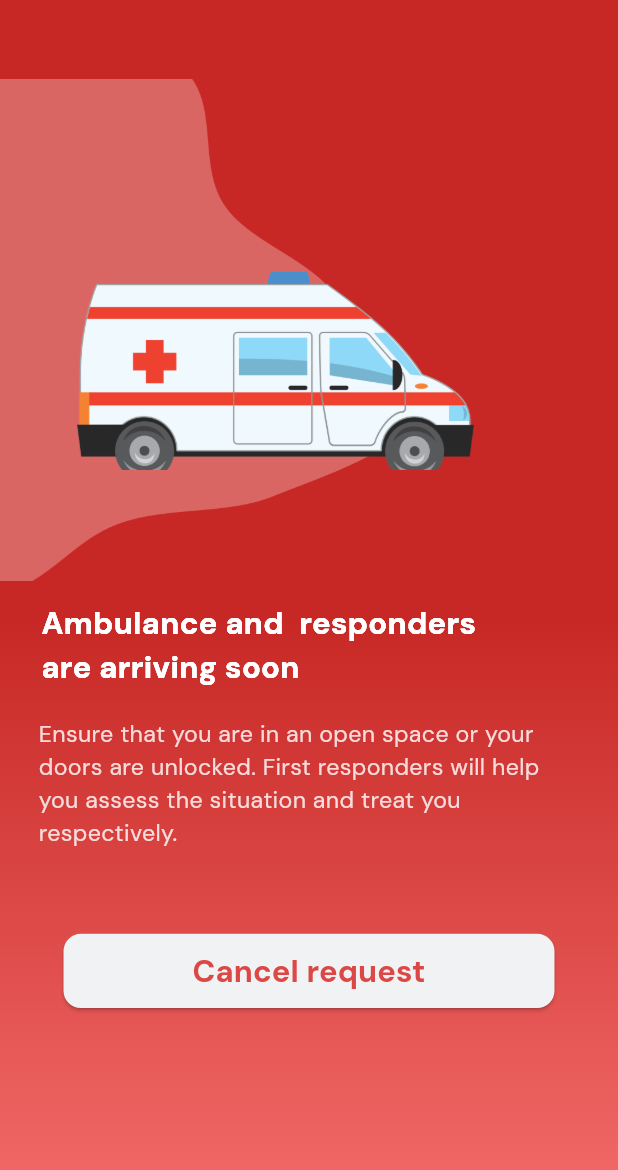
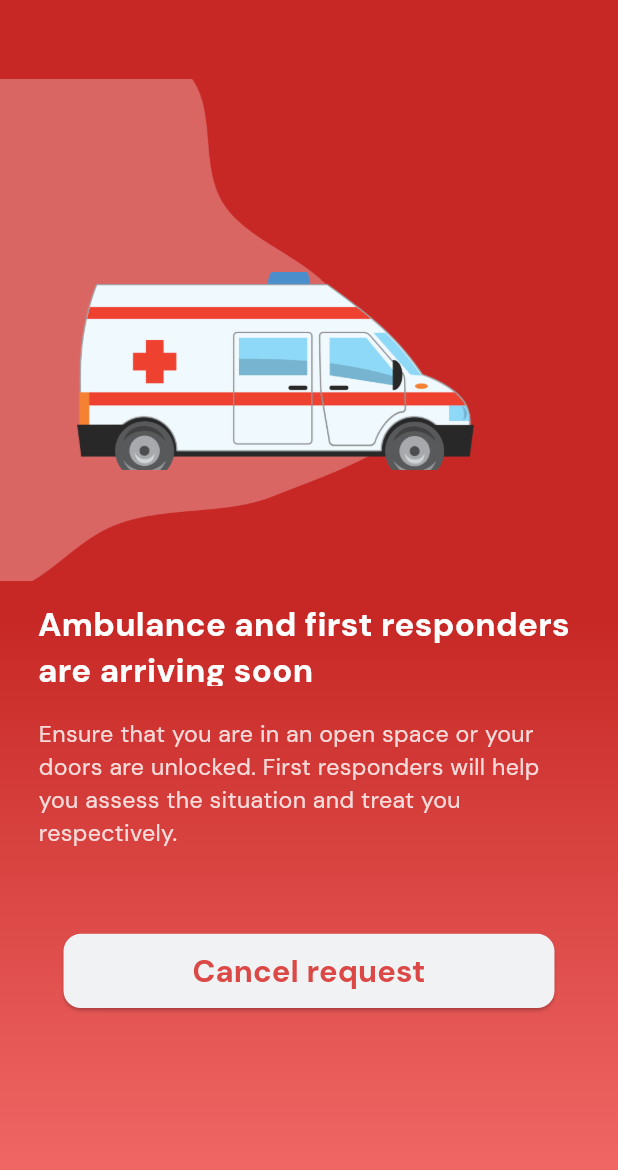
Before and after one commit to abdulla056/ThriveQuit, a Flutter app: the SosActivationScreen screen opened by its route, on a phone screen of 412 x 824 dp. Shown: the top 1170 px of the screen. Run offline on Flutter 3.47's test engine with Material 3 defaults, Android fonts, the phone set to English and light mode, and no system bars; our stand-ins replace cached_network_image, flutter_svg, google_maps_flutter, outline_gradient_button, table_calendar.

Commit message:
Update sos_activation_screen.dart
FIX UI

```diff
--- a/lib/presentation/sos_activation_screen/sos_activation_screen.dart
+++ b/lib/presentation/sos_activation_screen/sos_activation_screen.dart
@@ -58,32 +58,25 @@ class SosActivationScreen extends StatelessWidget {
                 SizedBox(height: 13.v),
                 Container(
                   height: 55.v,
-                  width: 273.h,
-                  margin: EdgeInsets.only(left: 24.h),
+                  width: double
+                      .infinity, // allow the container to take up all available width
+                  margin: EdgeInsets.only(left: 22.h),
                   child: Stack(
                     alignment: Alignment.center,
                     children: [
                       Align(
                         alignment: Alignment.center,
                         child: SizedBox(
-                          width: 273.h,
+                          width: double
+                              .infinity, // allow the SizedBox to take up all available width
                           child: Text(
-                            "Ambulance and  responders are arriving soon",
+                            "Ambulance and first responders are arriving soon",
                             maxLines: 2,
                             overflow: TextOverflow.ellipsis,
-                            style: CustomTextStyles.titleLargeWhiteA700,
-                          ),
-                        ),
-                      ),
-                      Align(
-                        alignment: Alignment.center,
-                        child: SizedBox(
-                          width: 273.h,
-                          child: Text(
-                            "Ambulance and  responders are arriving soon",
-                            maxLines: 2,
-                            overflow: TextOverflow.ellipsis,
-                            style: CustomTextStyles.titleLargeWhiteA700,
+                            style: CustomTextStyles.titleLargeWhiteA700
+                                .copyWith(
+                                    fontSize:
+                                        22.0), // change the font size here
                           ),
                         ),
                       ),
@@ -109,7 +102,8 @@ class SosActivationScreen extends StatelessWidget {
                 ),
                 SizedBox(height: 54.v),
                 CustomElevatedButton(
-                  onPressed: () => Navigator.pushNamed(context, AppRoutes.homePage),
+                  onPressed: () => Navigator.pushNamed(
+                      context, AppRoutes.emergencyPageScreen),
                   text: "Cancel request",
                   margin: EdgeInsets.symmetric(horizontal: 37.h),
                   buttonStyle: CustomButtonStyles.fillPrimaryTL10,
```
